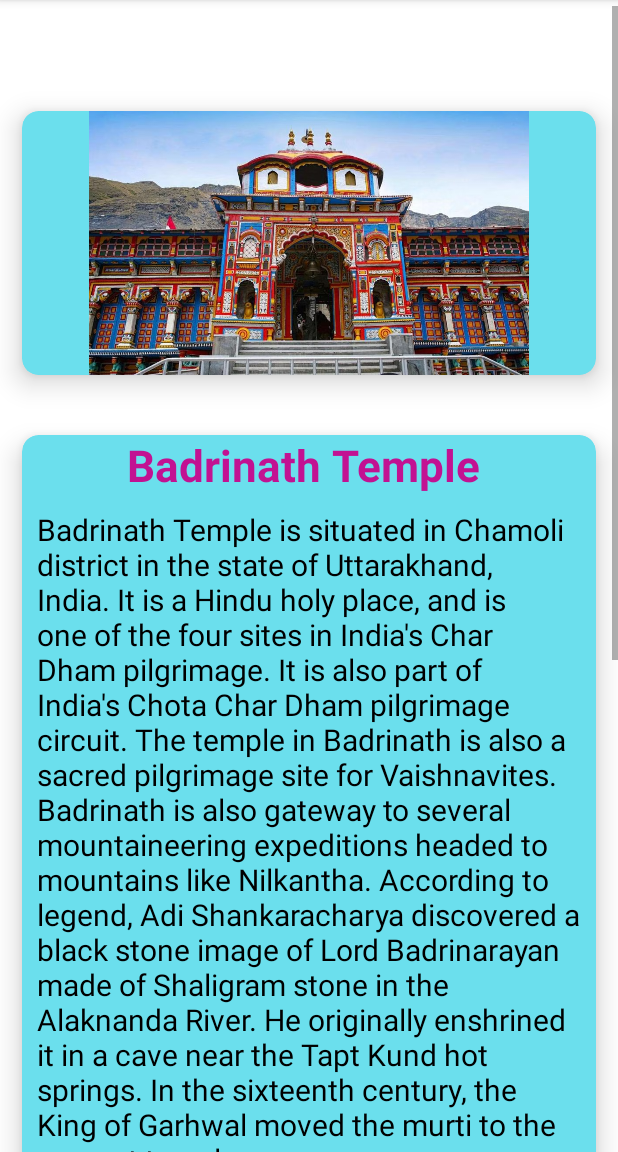
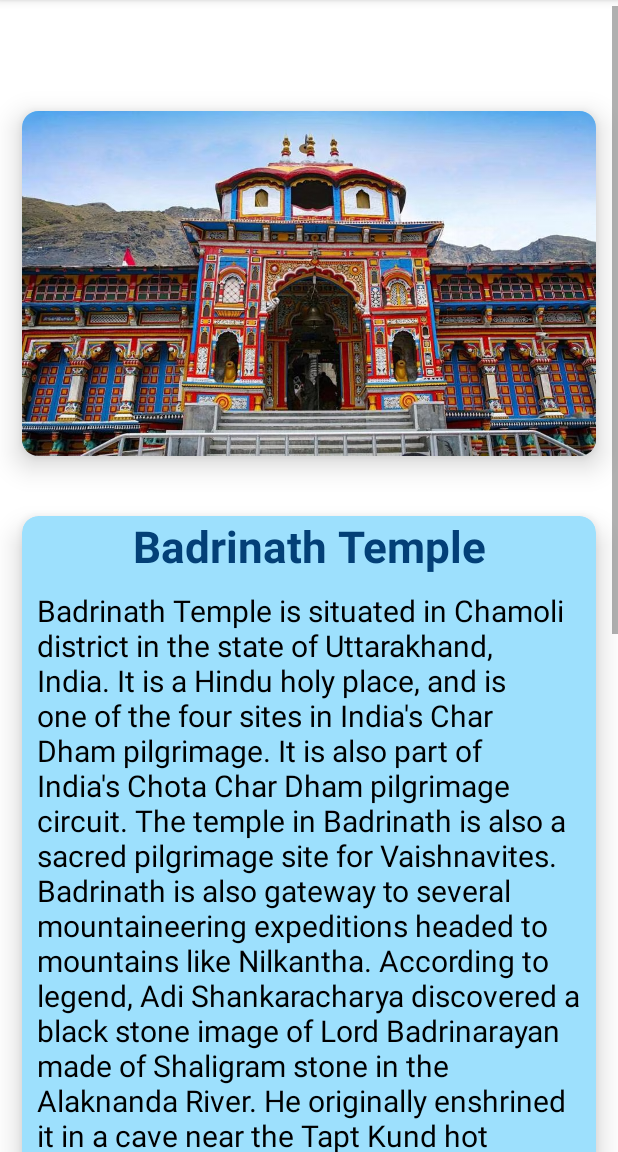
Before and after one commit to RajseePanwar/wayfar, an Android app: the fragment BadrinathFragment placed in its activity, on a phone screen of 412 x 824 dp, the part 84-1236 px from its top. Run offline under Robolectric (Android 15) with nearby library versions, the phone set to English and light mode, and no system bars.

Commit message:
commit at 23:04 on 10th Jan

```diff
--- a/app/src/main/res/layout/fragment_badrinath.xml
+++ b/app/src/main/res/layout/fragment_badrinath.xml
@@ -20,12 +20,12 @@
           app:cardElevation="11dp"
           app:cardCornerRadius="11dp"
           app:cardUseCompatPadding="true"
-          app:cardBackgroundColor="#6BDFED"
+          app:cardBackgroundColor="@color/cardsColor"
           android:layout_marginTop="50dp">
 
           <ImageView
               android:layout_width="match_parent"
-              android:layout_height="176dp"
+              android:layout_height="230dp"
               android:src="@drawable/badrinath"/>
       </androidx.cardview.widget.CardView>
 
@@ -34,7 +34,7 @@
           android:layout_height="wrap_content"
           app:cardCornerRadius="11dp"
           app:cardElevation="11dp"
-          app:cardBackgroundColor="#6BDFED"
+          app:cardBackgroundColor="@color/cardsColor"
           app:cardUseCompatPadding="true">
 
           <LinearLayout
@@ -47,9 +47,9 @@
                   android:layout_height="wrap_content"
                   android:text="Badrinath Temple"
                   android:textSize="29sp"
-                  android:layout_marginLeft="70dp"
-                  android:layout_marginRight="70dp"
-                  android:textColor="#C21292"
+                  android:layout_gravity="center"
+                  android:textAlignment="center"
+                  android:textColor="@color/headings"
                   android:textStyle="bold"/>
 
               <TextView
@@ -70,7 +70,7 @@
           android:layout_height="wrap_content"
           app:cardCornerRadius="11dp"
           app:cardElevation="11dp"
-          app:cardBackgroundColor="#6BDFED"
+          app:cardBackgroundColor="@color/cardsColor"
           app:cardUseCompatPadding="true">
 
           <LinearLayout
@@ -83,9 +83,9 @@
                   android:layout_height="wrap_content"
                   android:text="History"
                   android:textSize="29sp"
-                  android:layout_marginLeft="140dp"
-                  android:layout_marginRight="140dp"
-                  android:textColor="#C21292"
+                  android:layout_gravity="center"
+                  android:textAlignment="center"
+                  android:textColor="@color/headings"
                   android:textStyle="bold"/>
 
               <TextView
--- a/app/src/main/res/values/colors.xml
+++ b/app/src/main/res/values/colors.xml
@@ -1,10 +1,12 @@
 <?xml version="1.0" encoding="utf-8"?>
 <resources>
-    <color name="purple_200">#FFBB86FC</color>
+    <color name="purple_200">#177FAE</color>
     <color name="purple_500">#FF6200EE</color>
     <color name="purple_700">#FF3700B3</color>
     <color name="teal_200">#FF03DAC5</color>
     <color name="teal_700">#FF018786</color>
     <color name="black">#FF000000</color>
     <color name="white">#FFFFFFFF</color>
+    <color name="cardsColor">#9DE0FD</color>
+    <color name="headings">#034077</color>
 </resources>
```
Also changed, not shown: app/src/main/res/layout/activity_splash.xml (+15 -12 lines), app/src/main/res/layout/fragment_basukedar.xml (+6 -6 lines), app/src/main/res/layout/fragment_dashboardfragment.xml (+11 -11 lines), app/src/main/res/layout/fragment_kedarnathfragment.xml (+10 -10 lines), app/src/main/res/layout/fragment_someshwar.xml (+6 -6 lines), app/src/main/res/drawable/mount5.jpg (added), app/src/main/res/drawable/mountain2cropped.jpg (added), app/src/main/res/drawable/mountblur2.jpeg (added).
